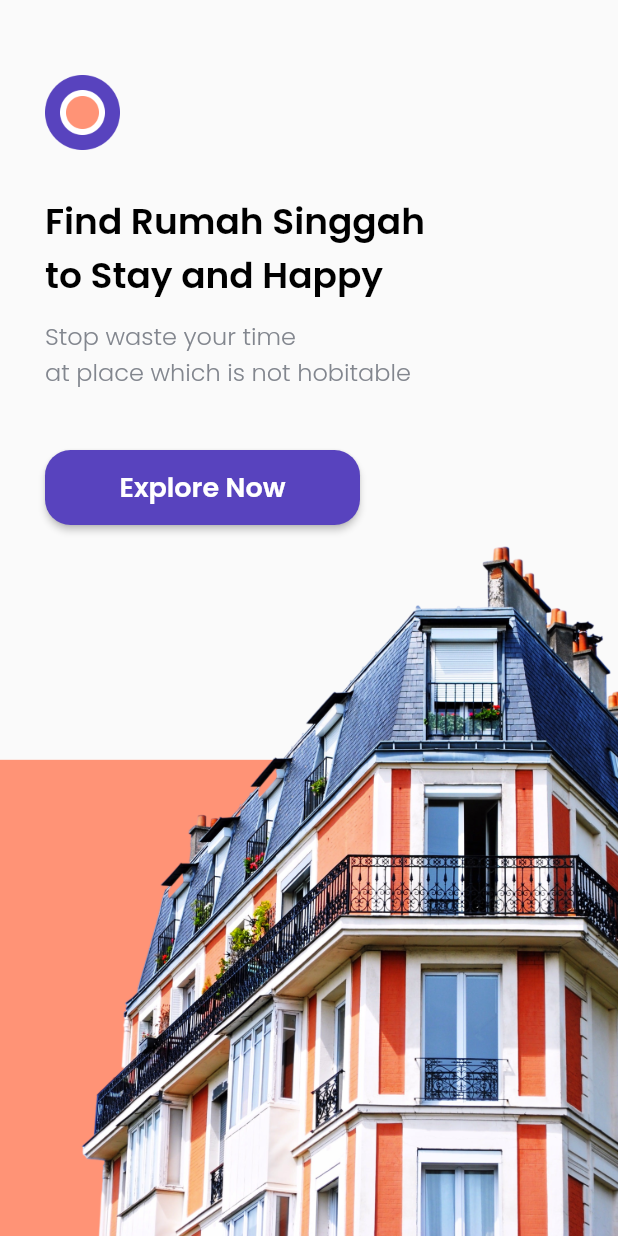
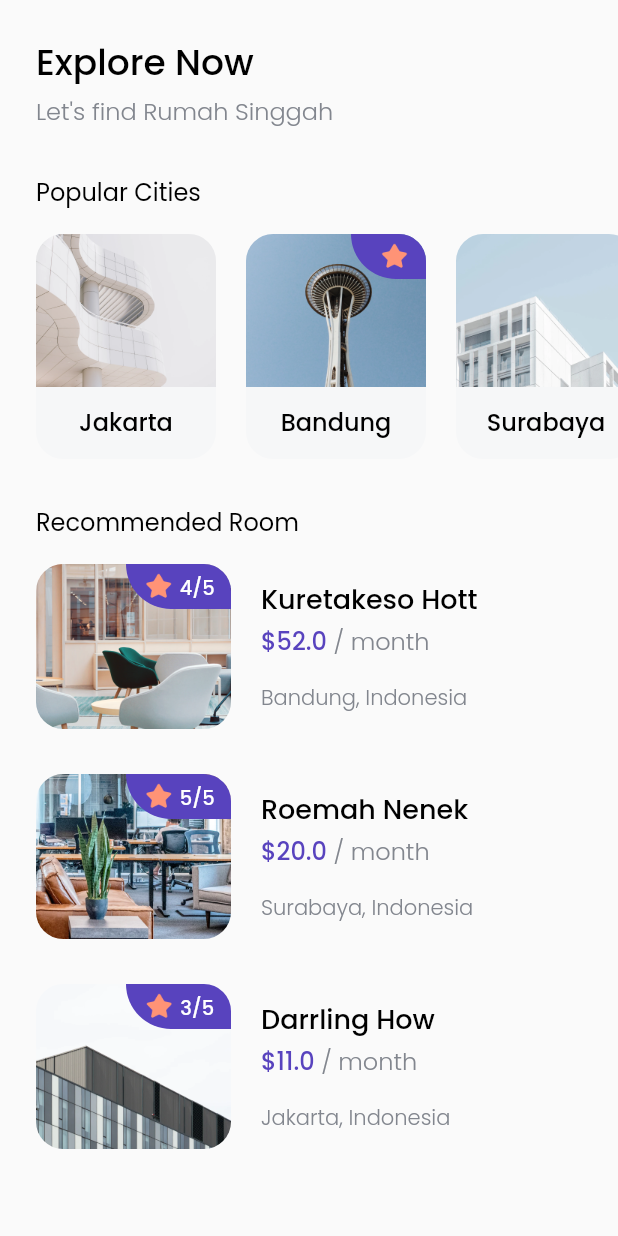
Before and after one commit to fathulaziss/rumah_singgah, a Flutter app: the screen it shows after launch, after a tap on "Explore Now", on a phone screen of 412 x 824 dp. Run offline on Flutter 3.47's test engine with Material 2 defaults, Android fonts, the phone set to English and light mode, and no system bars; our stand-ins replace google_fonts.

Commit message:
add home page

```diff
--- a/lib/shared/theme.dart
+++ b/lib/shared/theme.dart
@@ -6,15 +6,21 @@ Color orangeColor = Color(0xFFFF9376);
 Color blackColor = Color(0xFF000000);
 Color whiteColor = Color(0xFFFFFFFF);
 Color greyColor = Color(0xFF82868E);
+Color semiGreyColor = Color(0xFFF6F7F8);
+
+const double defaultMargin = 24;
 
 TextStyle blackTextStyle = GoogleFonts.poppins()
-    .copyWith(fontWeight: FontWeight.w600, color: blackColor);
+    .copyWith(fontWeight: FontWeight.w500, color: blackColor);
 
 TextStyle whiteTextStyle = GoogleFonts.poppins()
-    .copyWith(fontWeight: FontWeight.w600, color: whiteColor);
+    .copyWith(fontWeight: FontWeight.w500, color: whiteColor);
 
 TextStyle greyTextStyle = GoogleFonts.poppins()
     .copyWith(fontWeight: FontWeight.w300, color: greyColor);
 
 TextStyle purpleTextStyle = GoogleFonts.poppins()
-    .copyWith(fontWeight: FontWeight.w600, color: purpleColor);
+    .copyWith(fontWeight: FontWeight.w500, color: purpleColor);
+
+TextStyle regulerTextStyle = GoogleFonts.poppins()
+    .copyWith(fontWeight: FontWeight.w400, color: blackColor);
--- /dev/null
+++ b/lib/ui/pages/home_page.dart
@@ -0,0 +1,167 @@
+import 'package:flutter/material.dart';
+import 'package:rumah_singgah/shared/shared.dart';
+import 'package:rumah_singgah/ui/widgets/city_card.dart';
+import 'package:rumah_singgah/ui/widgets/room_card.dart';
+import 'package:rumah_singgah/ui/widgets/tips_card.dart';
+
+class HomePage extends StatelessWidget {
+  const HomePage({Key? key}) : super(key: key);
+
+  @override
+  Widget build(BuildContext context) {
+    return Scaffold(
+      body: SafeArea(
+        bottom: false,
+        child: Padding(
+          padding: EdgeInsets.symmetric(vertical: defaultMargin),
+          child: ListView(
+            children: [
+              _buildHeader(context),
+              _buildPopularCities(context),
+              _buildRecomendedRoom(context),
+              _buildTipsAndGuidance(context),
+            ],
+          ),
+        ),
+      ),
+    );
+  }
+
+  Widget _buildHeader(BuildContext context) {
+    return Padding(
+      padding: EdgeInsets.only(left: defaultMargin),
+      child: Column(
+        crossAxisAlignment: CrossAxisAlignment.start,
+        children: [
+          Text(
+            "Explore Now",
+            style: blackTextStyle.copyWith(fontSize: 24),
+          ),
+          SizedBox(height: 2),
+          Text(
+            "Let's find Rumah Singgah",
+            style: greyTextStyle.copyWith(fontSize: 16),
+          ),
+          SizedBox(height: 30),
+        ],
+      ),
+    );
+  }
+
+  Widget _buildPopularCities(BuildContext context) {
+    return Column(
+      crossAxisAlignment: CrossAxisAlignment.start,
+      children: [
+        Padding(
+          padding: EdgeInsets.only(left: defaultMargin),
+          child: Text(
+            "Popular Cities",
+            style: regulerTextStyle.copyWith(fontSize: 16),
+          ),
+        ),
+        SizedBox(height: 16),
+        Container(
+          height: 150,
+          child: ListView(
+            scrollDirection: Axis.horizontal,
+            children: [
+              SizedBox(width: defaultMargin),
+              CityCard(
+                id: 1,
+                name: 'Jakarta',
+                imageUrl: AssetsImage.imageCity1,
+                isPopular: false,
+              ),
+              SizedBox(width: 20),
+              CityCard(
+                id: 2,
+                name: 'Bandung',
+                imageUrl: AssetsImage.imageCity2,
+                isPopular: true,
+              ),
+              SizedBox(width: 20),
+              CityCard(
+                id: 3,
+                name: 'Surabaya',
+                imageUrl: AssetsImage.imageCity3,
+                isPopular: false,
+              ),
+              SizedBox(width: defaultMargin),
+            ],
+          ),
+        ),
+        SizedBox(height: 30),
+      ],
+    );
+  }
+
+  Widget _buildRecomendedRoom(BuildContext context) {
+    return Padding(
+      padding: EdgeInsets.symmetric(horizontal: defaultMargin),
+      child: Column(
+        crossAxisAlignment: CrossAxisAlignment.start,
+        children: [
+          Text('Recommended Room',
+              style: regulerTextStyle.copyWith(fontSize: 16)),
+          SizedBox(height: 16),
+          RoomCard(
+            id: 1,
+            name: 'Kuretakeso Hott',
+            city: 'Bandung',
+            country: 'Indonesia',
+            rating: '4',
+            price: 52,
+            imageUrl: AssetsImage.imageRoom1,
+          ),
+          SizedBox(height: 30),
+          RoomCard(
+            id: 2,
+            name: 'Roemah Nenek',
+            city: 'Surabaya',
+            country: 'Indonesia',
+            rating: '5',
+            price: 20,
+            imageUrl: AssetsImage.imageRoom2,
+          ),
+          SizedBox(height: 30),
+          RoomCard(
+            id: 3,
+            name: 'Darrling How',
+            city: 'Jakarta',
+            country: 'Indonesia',
+            rating: '3',
+            price: 11,
+            imageUrl: AssetsImage.imageRoom3,
+          ),
+          SizedBox(height: 30),
+        ],
+      ),
+    );
+  }
+
+  Widget _buildTipsAndGuidance(BuildContext context) {
+    return Padding(
+      padding: EdgeInsets.symmetric(horizontal: defaultMargin),
+      child: Column(
+        crossAxisAlignment: CrossAxisAlignment.start,
+        children: [
+          Text('Tips & Guidance',
+              style: regulerTextStyle.copyWith(fontSize: 16)),
+          SizedBox(height: 16),
+          TipsCards(
+            name: 'City Guidelines',
+            date: 'updated 20 Apr',
+            imageUrl: AssetsImage.imageTips1,
+          ),
+          SizedBox(height: 20),
+          TipsCards(
+            name: 'Jakarta Fairship',
+            date: 'updated 11 Dec',
+            imageUrl: AssetsImage.imageTips2,
+          ),
+          SizedBox(height: 50)
+        ],
+      ),
+    );
+  }
+}
--- a/lib/ui/pages/splash_page.dart
+++ b/lib/ui/pages/splash_page.dart
@@ -1,5 +1,6 @@
 import 'package:flutter/material.dart';
 import 'package:rumah_singgah/shared/shared.dart';
+import 'package:rumah_singgah/ui/pages/home_page.dart';
 
 class SplashPage extends StatelessWidget {
   const SplashPage({Key? key}) : super(key: key);
@@ -11,10 +12,15 @@ class SplashPage extends StatelessWidget {
           bottom: false,
           child: Stack(
             children: [
-              Align(
-                  alignment: Alignment.bottomCenter,
-                  child: Image.asset(AssetsImage.imageSplash)),
-              Padding(
+              _splashIntro(context),
+              _splashImage(),
+            ],
+          )),
+    );
+  }
+
+  Widget _splashIntro(BuildContext context) {
+    return Padding(
       padding: EdgeInsets.only(left: 30, top: 50),
       child: Column(
         crossAxisAlignment: CrossAxisAlignment.start,
@@ -23,8 +29,8 @@ class SplashPage extends StatelessWidget {
             width: 50,
             height: 50,
             decoration: BoxDecoration(
-                          image: DecorationImage(
-                              image: AssetImage(AssetsImage.imageLogo))),
+                image:
+                    DecorationImage(image: AssetImage(AssetsImage.imageLogo))),
           ),
           SizedBox(height: 30),
           Text(
@@ -41,10 +47,12 @@ class SplashPage extends StatelessWidget {
             width: 210,
             height: 50,
             child: ElevatedButton(
-                        onPressed: () {},
+              onPressed: () {
+                Navigator.push(context,
+                    MaterialPageRoute(builder: (context) => HomePage()));
+              },
               style: ButtonStyle(
-                            backgroundColor:
-                                MaterialStateProperty.all(purpleColor),
+                  backgroundColor: MaterialStateProperty.all(purpleColor),
                   shape: MaterialStateProperty.all(
                     RoundedRectangleBorder(
                       borderRadius: BorderRadius.circular(17),
@@ -58,9 +66,12 @@ class SplashPage extends StatelessWidget {
           )
         ],
       ),
-              ),
-            ],
-          )),
     );
   }
+
+  Widget _splashImage() {
+    return Align(
+        alignment: Alignment.bottomCenter,
+        child: Image.asset(AssetsImage.imageSplash));
   }
+}
--- /dev/null
+++ b/lib/ui/widgets/city_card.dart
@@ -0,0 +1,65 @@
+import 'package:flutter/material.dart';
+import 'package:rumah_singgah/shared/shared.dart';
+
+class CityCard extends StatelessWidget {
+  final int? id;
+  final String? name;
+  final String? imageUrl;
+  final bool isPopular;
+
+  const CityCard({
+    Key? key,
+    this.id,
+    this.name,
+    this.imageUrl,
+    this.isPopular = false,
+  }) : super(key: key);
+
+  @override
+  Widget build(BuildContext context) {
+    return ClipRRect(
+      borderRadius: BorderRadius.circular(18),
+      child: Container(
+        height: 150,
+        width: 120,
+        color: semiGreyColor,
+        child: Column(
+          children: [
+            Stack(
+              children: [
+                Image.asset(
+                  imageUrl ?? '',
+                  width: 120,
+                  height: 102,
+                  fit: BoxFit.cover,
+                ),
+                isPopular == true
+                    ? Align(
+                        alignment: Alignment.topRight,
+                        child: Container(
+                          width: 50,
+                          height: 30,
+                          padding: EdgeInsets.only(right: 10, bottom: 2),
+                          alignment: Alignment.centerRight,
+                          decoration: BoxDecoration(
+                              color: purpleColor,
+                              borderRadius: BorderRadius.only(
+                                  bottomLeft: Radius.circular(30))),
+                          child: Image.asset(
+                            AssetsIcon.iconStar,
+                            width: 22,
+                            height: 22,
+                          ),
+                        ),
+                      )
+                    : Container(),
+              ],
+            ),
+            SizedBox(height: 11),
+            Text(name ?? '', style: blackTextStyle.copyWith(fontSize: 16))
+          ],
+        ),
+      ),
+    );
+  }
+}
--- /dev/null
+++ b/lib/ui/widgets/room_card.dart
@@ -0,0 +1,100 @@
+import 'package:flutter/material.dart';
+import 'package:rumah_singgah/shared/shared.dart';
+
+class RoomCard extends StatelessWidget {
+  final int? id;
+  final String? name;
+  final String? imageUrl;
+  final double? price;
+  final String? city;
+  final String? country;
+  final String? rating;
+
+  const RoomCard({
+    Key? key,
+    this.id,
+    this.name,
+    this.imageUrl,
+    this.price,
+    this.city,
+    this.country,
+    this.rating,
+  }) : super(key: key);
+
+  @override
+  Widget build(BuildContext context) {
+    return Row(
+      children: [
+        ClipRRect(
+          borderRadius: BorderRadius.circular(18),
+          child: Container(
+            width: 130,
+            height: 110,
+            child: Stack(
+              children: [
+                Image.asset(imageUrl ?? ''),
+                Align(
+                  alignment: Alignment.topRight,
+                  child: Container(
+                    width: 70,
+                    height: 30,
+                    padding: EdgeInsets.only(bottom: 2),
+                    alignment: Alignment.centerRight,
+                    decoration: BoxDecoration(
+                        color: purpleColor,
+                        borderRadius:
+                            BorderRadius.only(bottomLeft: Radius.circular(30))),
+                    child: Row(
+                      mainAxisAlignment: MainAxisAlignment.center,
+                      crossAxisAlignment: CrossAxisAlignment.center,
+                      children: [
+                        Image.asset(
+                          AssetsIcon.iconStar,
+                          width: 22,
+                          height: 22,
+                        ),
+                        SizedBox(width: 3),
+                        Padding(
+                          padding: const EdgeInsets.only(top: 4),
+                          child: Text(
+                            '$rating/5',
+                            style: whiteTextStyle.copyWith(fontSize: 13),
+                          ),
+                        ),
+                      ],
+                    ),
+                  ),
+                )
+              ],
+            ),
+          ),
+        ),
+        SizedBox(width: 20),
+        Column(
+          crossAxisAlignment: CrossAxisAlignment.start,
+          children: [
+            Text(name ?? '', style: blackTextStyle.copyWith(fontSize: 18)),
+            SizedBox(height: 2),
+            Text.rich(
+              TextSpan(
+                text: '\$$price',
+                style: purpleTextStyle.copyWith(fontSize: 16),
+                children: [
+                  TextSpan(
+                    text: ' / month',
+                    style: greyTextStyle.copyWith(fontSize: 16),
+                  )
+                ],
+              ),
+            ),
+            SizedBox(height: 16),
+            Text(
+              '$city, $country',
+              style: greyTextStyle.copyWith(fontSize: 14),
+            )
+          ],
+        )
+      ],
+    );
+  }
+}
--- /dev/null
+++ b/lib/ui/widgets/tips_card.dart
@@ -0,0 +1,43 @@
+import 'package:flutter/material.dart';
+import 'package:rumah_singgah/shared/shared.dart';
+
+class TipsCards extends StatelessWidget {
+  final String? name;
+  final String? date;
+  final String? imageUrl;
+  const TipsCards({
+    Key? key,
+    this.name,
+    this.date,
+    this.imageUrl,
+  }) : super(key: key);
+
+  @override
+  Widget build(BuildContext context) {
+    return Row(
+      children: [
+        Image.asset(
+          imageUrl ?? '',
+          width: 80,
+        ),
+        SizedBox(width: 16),
+        Column(
+          crossAxisAlignment: CrossAxisAlignment.start,
+          children: [
+            Text(name ?? '', style: blackTextStyle.copyWith(fontSize: 18)),
+            SizedBox(height: 4),
+            Text(date ?? '', style: greyTextStyle.copyWith(fontSize: 14))
+          ],
+        ),
+        Spacer(),
+        IconButton(
+          onPressed: () {},
+          icon: Icon(
+            Icons.chevron_right,
+            color: greyColor,
+          ),
+        )
+      ],
+    );
+  }
+}
```
Also changed, not shown: 11 other files. Lines whose indentation alone changed are shown as unchanged.
